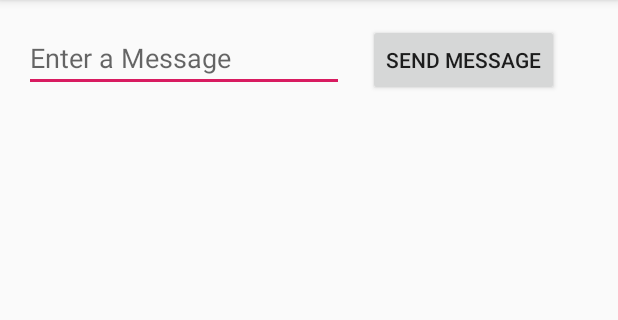
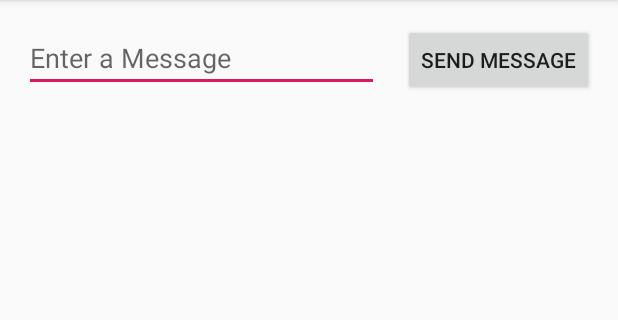
Before and after one commit to rizqyfahmi/HelloAndroid, an Android app: the screen it shows after launch (MainActivity), on a phone screen of 412 x 824 dp, the part 84-404 px from its top. Run offline under Robolectric (Android 15) with nearby library versions, the phone set to English and light mode, and no system bars.

Commit message:
Select All Components, right click, choose chains, choose horizontal chains, select button add margin right, choose edit text, change layout_width to match_constraint

```diff
--- a/app/src/main/res/layout/activity_main.xml
+++ b/app/src/main/res/layout/activity_main.xml
@@ -8,23 +8,28 @@
 
     <EditText
         android:id="@+id/editText"
-        android:layout_width="wrap_content"
+        android:layout_width="0dp"
         android:layout_height="wrap_content"
         android:layout_marginStart="16dp"
         android:layout_marginTop="16dp"
         android:ems="10"
+        android:hint="@string/edit_message"
+        android:importantForAutofill="no"
         android:inputType="textPersonName"
-        android:hint="@string/edit_message"
+        app:layout_constraintEnd_toStartOf="@+id/button2"
+        app:layout_constraintHorizontal_bias="0.5"
         app:layout_constraintStart_toStartOf="parent"
-        app:layout_constraintTop_toTopOf="parent"
-        android:importantForAutofill="no" />
+        app:layout_constraintTop_toTopOf="parent" />
 
     <Button
         android:id="@+id/button2"
         android:layout_width="wrap_content"
         android:layout_height="wrap_content"
         android:layout_marginStart="16dp"
+        android:layout_marginEnd="16dp"
         android:text="@string/button_label"
         app:layout_constraintBaseline_toBaselineOf="@+id/editText"
+        app:layout_constraintEnd_toEndOf="parent"
+        app:layout_constraintHorizontal_bias="0.5"
         app:layout_constraintStart_toEndOf="@+id/editText" />
 </android.support.constraint.ConstraintLayout>
```
